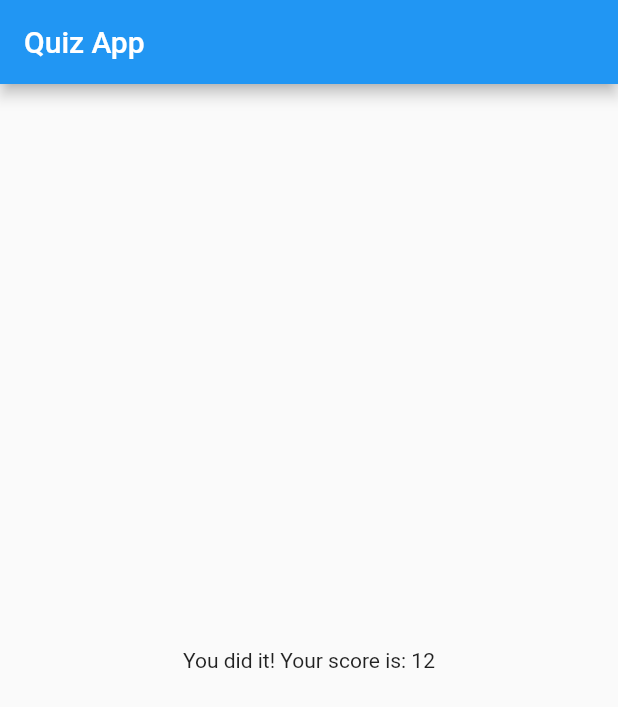
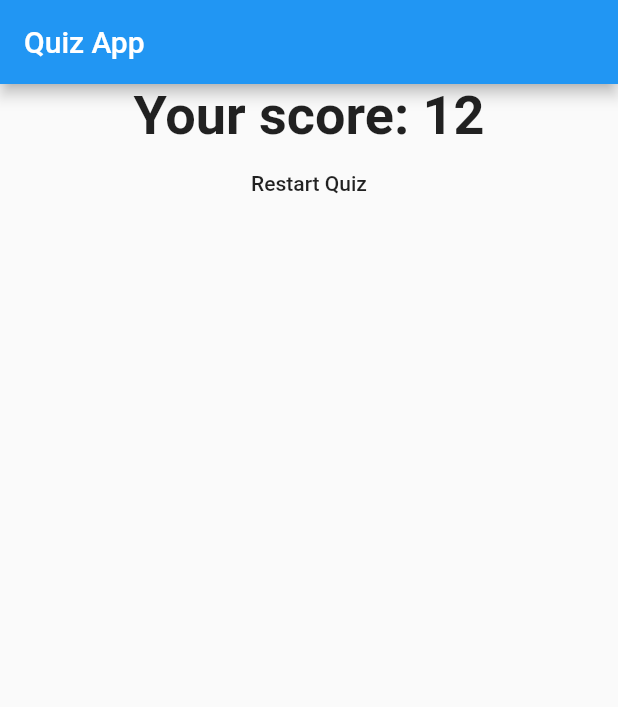
Before and after one commit to sahina/flutter_quiz, a Flutter app: the screen it shows after launch, after a tap on "blue", after a tap on "pasta", on a phone screen of 412 x 824 dp. Shown: the top 707 px of the screen. Run offline on Flutter 3.47's test engine with Material 2 defaults, Android fonts, the phone set to English and light mode, and no system bars.

Commit message:
result widget reset

```diff
--- a/lib/main.dart
+++ b/lib/main.dart
@@ -45,6 +45,13 @@ class _MyAppState extends State<MyApp> {
     print(_questionIndex);
   }
 
+  void _resetQuiz() {
+    setState(() {
+      _totalScore = 0;
+      _questionIndex = 0;
+    });
+  }
+
   @override
   Widget build(BuildContext context) {
     return MaterialApp(
@@ -57,7 +64,7 @@ class _MyAppState extends State<MyApp> {
                 questions: _questions,
                 answerQuestion: _answerQuestion,
                 questionIndex: _questionIndex)
-            : Result(_totalScore),
+            : Result(_totalScore, _resetQuiz),
       ),
     );
   }
--- a/lib/result.dart
+++ b/lib/result.dart
@@ -2,13 +2,32 @@ import 'package:flutter/material.dart';
 
 class Result extends StatelessWidget {
   final _score;
+  final Function _restartHandler;
 
-  Result(this._score);
+  Result(this._score, this._restartHandler);
+
+  String get resultPhrase {
+    return "Your score: $_score";
+  }
 
   @override
   Widget build(BuildContext context) {
-    return Center(
-      child: Text("You did it! Your score is: $_score"),
+    return Column(
+      children: <Widget>[
+        Center(
+          child: Text(
+            resultPhrase,
+            style: TextStyle(
+              fontSize: 36,
+              fontWeight: FontWeight.bold,
+            ),
+          ),
+        ),
+        FlatButton(
+          child: Text('Restart Quiz'),
+          onPressed: _restartHandler,
+        )
+      ],
     );
   }
 }
```
